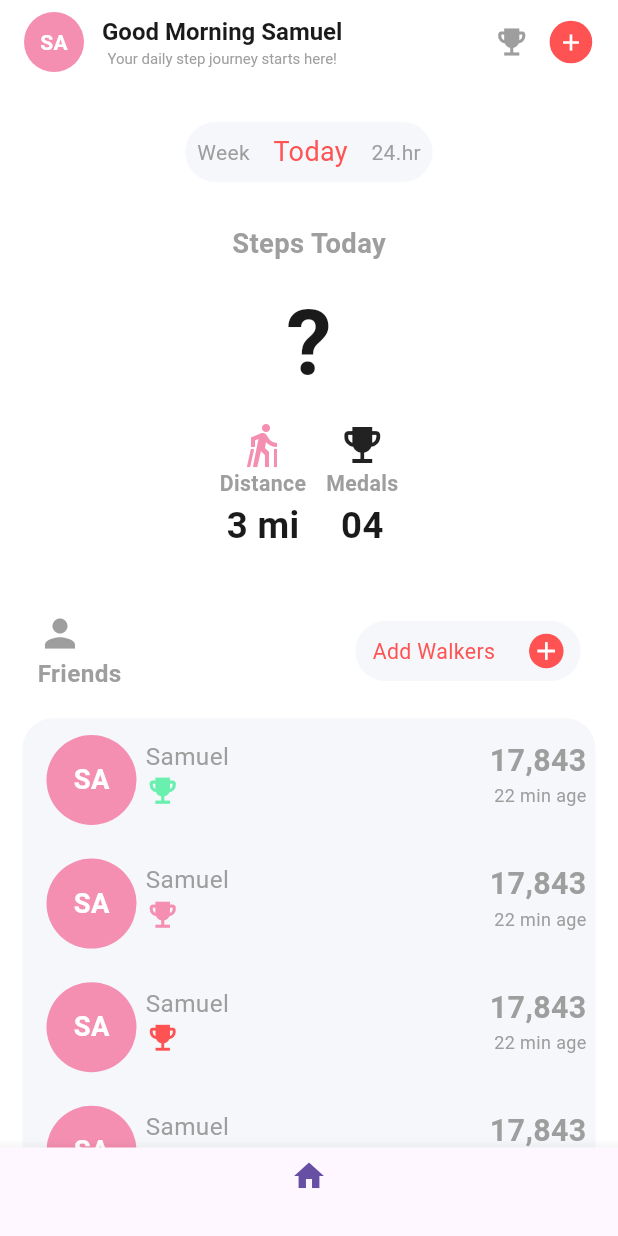
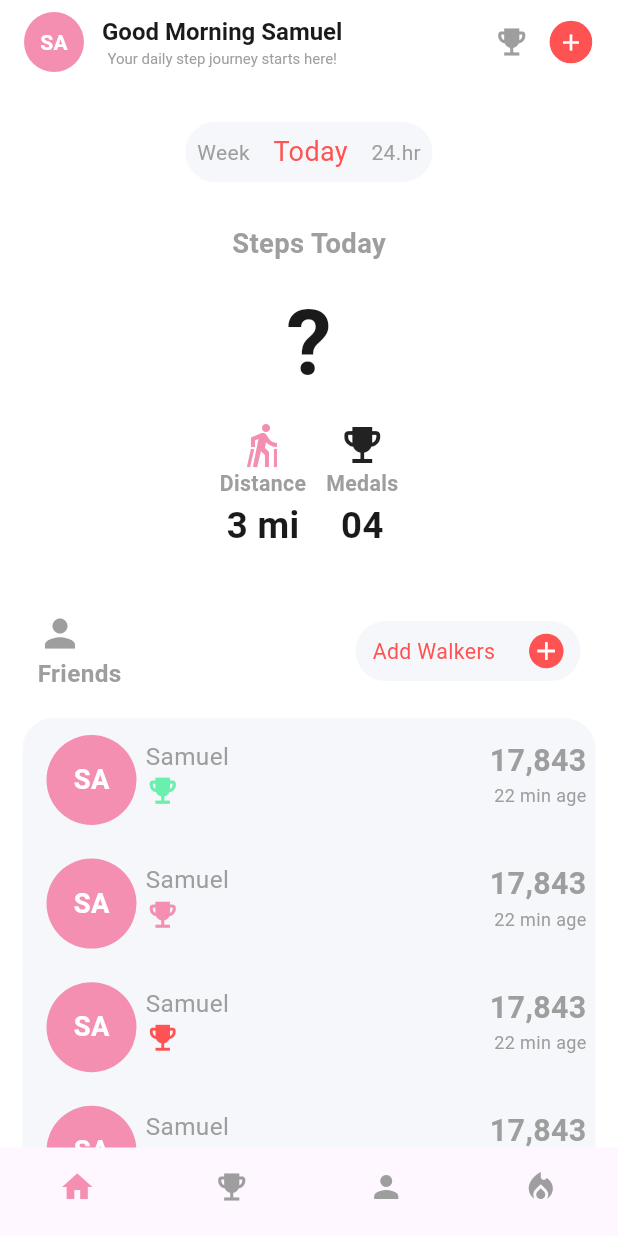
Before and after one commit to Samwoker/step_counter, a Flutter app: the screen it shows after launch, on a phone screen of 412 x 824 dp. Run offline on Flutter 3.47's test engine with Material 3 defaults, Android fonts, the phone set to English and light mode, and no system bars; our stand-ins replace flutter_screenutil, pedometer, permission_handler.

Commit message:
bottom navigation ui

```diff
--- a/lib/pages/home/home_page.dart
+++ b/lib/pages/home/home_page.dart
@@ -80,13 +80,30 @@ class _HomePageState extends State<HomePage> {
     if (!mounted) return;
   }
 
+  int index = 0;
   @override
   Widget build(BuildContext context) {
     return Scaffold(
       backgroundColor: Colors.white,
       appBar: buildAppBar(),
       bottomNavigationBar: BottomNavigationBar(
-        items: [BottomNavigationBarItem(icon: Icon(Icons.home), label: "")],
+        items: [
+          BottomNavigationBarItem(icon: Icon(Icons.home), label: ""),
+          BottomNavigationBarItem(icon: Icon(Icons.emoji_events), label: ""),
+          BottomNavigationBarItem(icon: Icon(Icons.person), label: ""),
+          BottomNavigationBarItem(
+            icon: Icon(Icons.local_fire_department),
+            label: "",
+          ),
+        ],
+        currentIndex: index,
+        elevation: 0,
+        type: BottomNavigationBarType.fixed,
+        showSelectedLabels: false,
+        showUnselectedLabels: false,
+        selectedItemColor: AppColors.primaryBrand,
+        unselectedItemColor: AppColors.textSecondary,
+        onTap: (value) {},
       ),
       body: Container(
         child: CustomScrollView(
```
